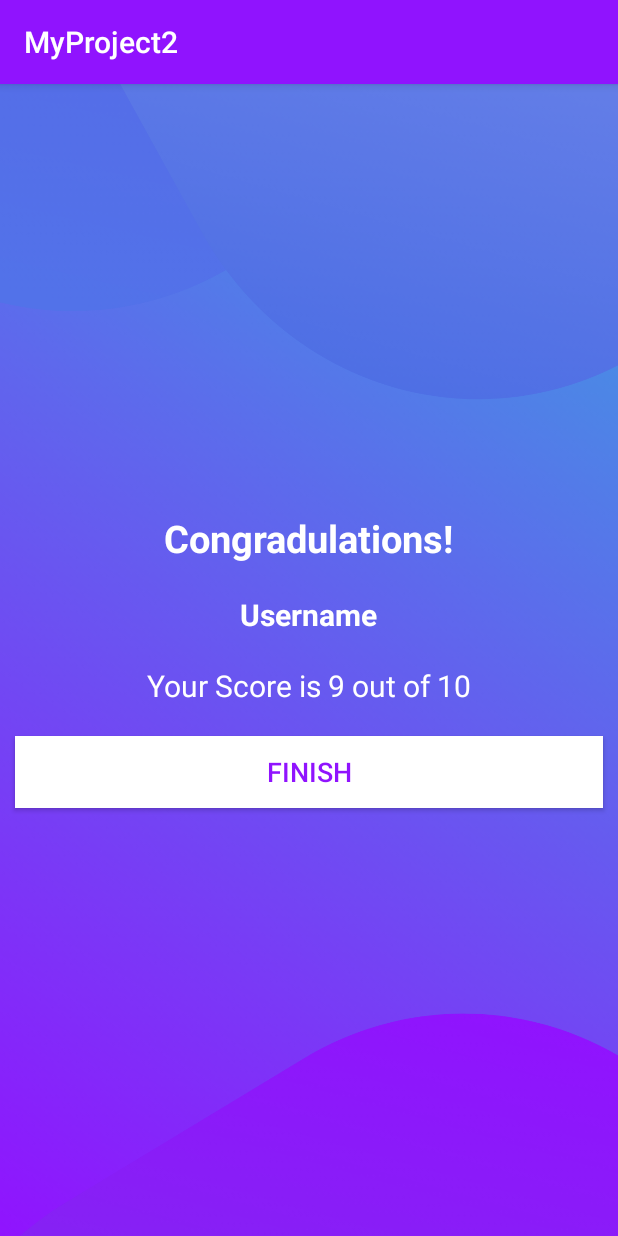
After one commit to margleb/Android_with_Kotlin, an Android app: the ActivityResult screen opened directly, with no data from a screen before it, on a phone screen of 412 x 824 dp. The commit adds this screen. Run offline under Robolectric (Android 15) with nearby library versions, the phone set to English and light mode, and no system bars.

Commit message:
Preparing The UI For The Result Activity

```diff
--- a/app/src/main/AndroidManifest.xml
+++ b/app/src/main/AndroidManifest.xml
@@ -10,11 +10,15 @@
         android:supportsRtl="true"
         android:theme="@style/AppTheme"
         tools:ignore="GoogleAppIndexingWarning">
+        <activity android:name=".ActivityResult"></activity>
         <activity
             android:name=".QuizQuestionsActivity"
             android:screenOrientation="portrait"
-            android:theme="@style/NoActionBarTheme"></activity>
-        <!-- adjustResize - ресайз окна в случае, если появляется keyboard на экране -->
+            android:theme="@style/NoActionBarTheme" /> <!-- adjustResize - ресайз окна в случае, если появляется keyboard на экране -->
+        <activity
+            android:name=".ResultActivity"
+            android:screenOrientation="portrait"
+            android:theme="@style/NoActionBarTheme" />
         <activity
             android:name=".MainActivity"
             android:screenOrientation="portrait"
--- /dev/null
+++ b/app/src/main/java/com/example/myproject2/ActivityResult.kt
@@ -0,0 +1,12 @@
+package com.example.myproject2
+
+import androidx.appcompat.app.AppCompatActivity
+import android.os.Bundle
+
+class ActivityResult : AppCompatActivity() {
+
+    override fun onCreate(savedInstanceState: Bundle?) {
+        super.onCreate(savedInstanceState)
+        setContentView(R.layout.activity_result)
+    }
+}
--- a/app/src/main/java/com/example/myproject2/QuizQuestionsActivity.kt
+++ b/app/src/main/java/com/example/myproject2/QuizQuestionsActivity.kt
@@ -19,6 +19,8 @@ class QuizQuestionsActivity : AppCompatActivity(), View.OnClickListener {
     private var mQuestionsList:ArrayList<Question>? = null
     // выбранная позиция вопроса
     private var mSelectedOptionPosition:Int = 0
+    // количество верных ответов
+    private var mCorrectAnswers: Int = 0
 
 
     override fun onCreate(savedInstanceState: Bundle?) {
@@ -107,8 +109,11 @@ class QuizQuestionsActivity : AppCompatActivity(), View.OnClickListener {
                         val question = mQuestionsList?.get(mCurrentPosition - 1)
                         if(question!!.correctAnswer != mSelectedOptionPosition) {
                             answerView(mSelectedOptionPosition, R.drawable.wrong_option_border_bg)
+                        } else {
+                            mCorrectAnswers++
                         }
                             answerView(question.correctAnswer, R.drawable.correct_option_border_bg)
+
                         if(mCurrentPosition == mQuestionsList!!.size) {
                             btn_submit.text = "FINISH"
                         } else {
--- /dev/null
+++ b/app/src/main/res/layout/activity_result.xml
@@ -0,0 +1,48 @@
+<?xml version="1.0" encoding="utf-8"?>
+<LinearLayout xmlns:android="http://schemas.android.com/apk/res/android"
+    xmlns:tools="http://schemas.android.com/tools"
+    android:layout_width="match_parent"
+    android:layout_height="match_parent"
+    android:orientation="vertical"
+    android:gravity="center"
+    android:background="@drawable/ic_bg"
+    tools:context=".ActivityResult">
+    <TextView
+        android:id="@+id/tv_congradulations"
+        android:layout_width="wrap_content"
+        android:layout_height="wrap_content"
+        android:text="Congradulations!"
+        android:textStyle="bold"
+        android:layout_marginBottom="20dp"
+        android:textColor="@android:color/white"
+        android:textSize="25sp"
+        />
+    <TextView
+        android:id="@+id/tv_username"
+        android:layout_width="wrap_content"
+        android:layout_height="wrap_content"
+        android:layout_marginBottom="20dp"
+        android:text="Username"
+        android:textStyle="bold"
+        android:textColor="@android:color/white"
+        android:textSize="20sp" />
+    <TextView
+        android:id="@+id/tv_score_result"
+        android:layout_width="wrap_content"
+        android:layout_height="wrap_content"
+        android:layout_marginBottom="20dp"
+        android:text="Your Score is 9 out of 10"
+        android:textColor="@android:color/white"
+        android:textSize="20sp" />
+    <Button
+        android:id="@+id/button_finish"
+        android:layout_width="match_parent"
+        android:layout_height="wrap_content"
+        android:layout_marginLeft="10dp"
+        android:layout_marginRight="10dp"
+        android:textSize="18sp"
+        android:background="@android:color/white"
+        android:text="finish"
+        android:textColor="@color/colorPrimary"
+        />
+</LinearLayout>
```
